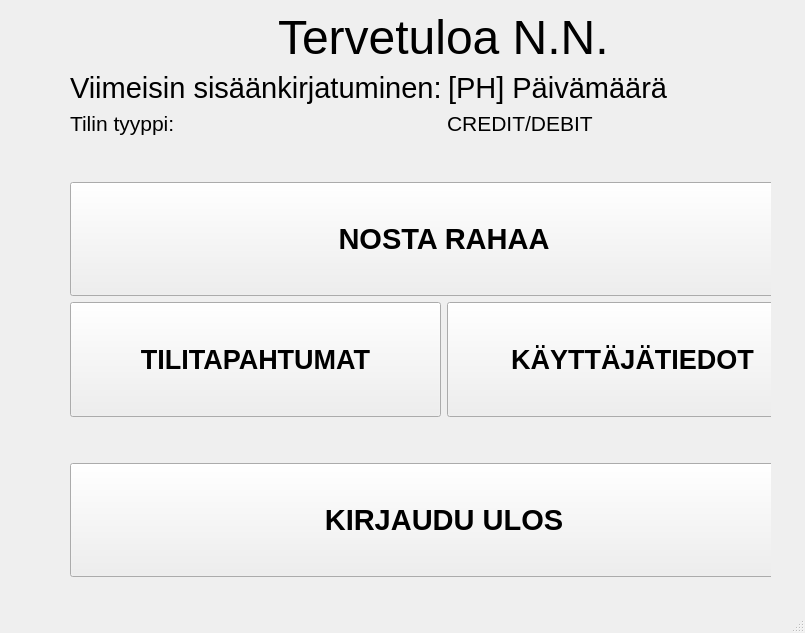
This is bank-automat/mainwindow.ui in tvt23-pankkiprojekti/SPO_Group1 as Qt 5 draws it before an edit. The edited form follows.
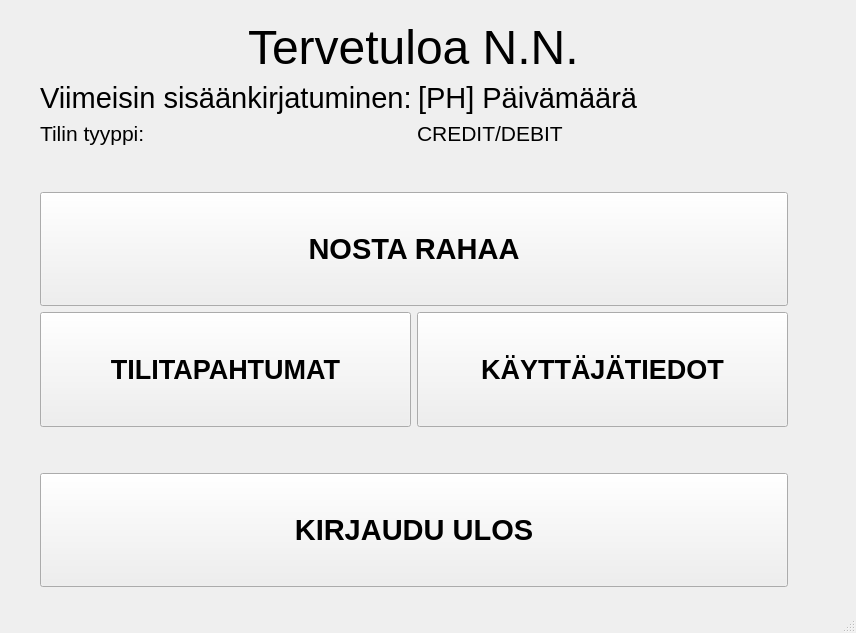
This is the edited form. The open tabs and pages were chosen to show the change.

```diff
--- a/bank-automat/mainwindow.ui
+++ b/bank-automat/mainwindow.ui
@@ -6,7 +6,7 @@
    <rect>
     <x>0</x>
     <y>0</y>
-    <width>805</width>
+    <width>856</width>
     <height>633</height>
    </rect>
   </property>
@@ -17,10 +17,10 @@
    <widget class="QStackedWidget" name="stackedWidget">
     <property name="geometry">
      <rect>
-      <x>50</x>
-      <y>0</y>
-      <width>721</width>
-      <height>581</height>
+      <x>20</x>
+      <y>10</y>
+      <width>831</width>
+      <height>601</height>
      </rect>
     </property>
     <property name="currentIndex">
```
Left out of the diff: 2 changed lines with no effect on the pictures.
